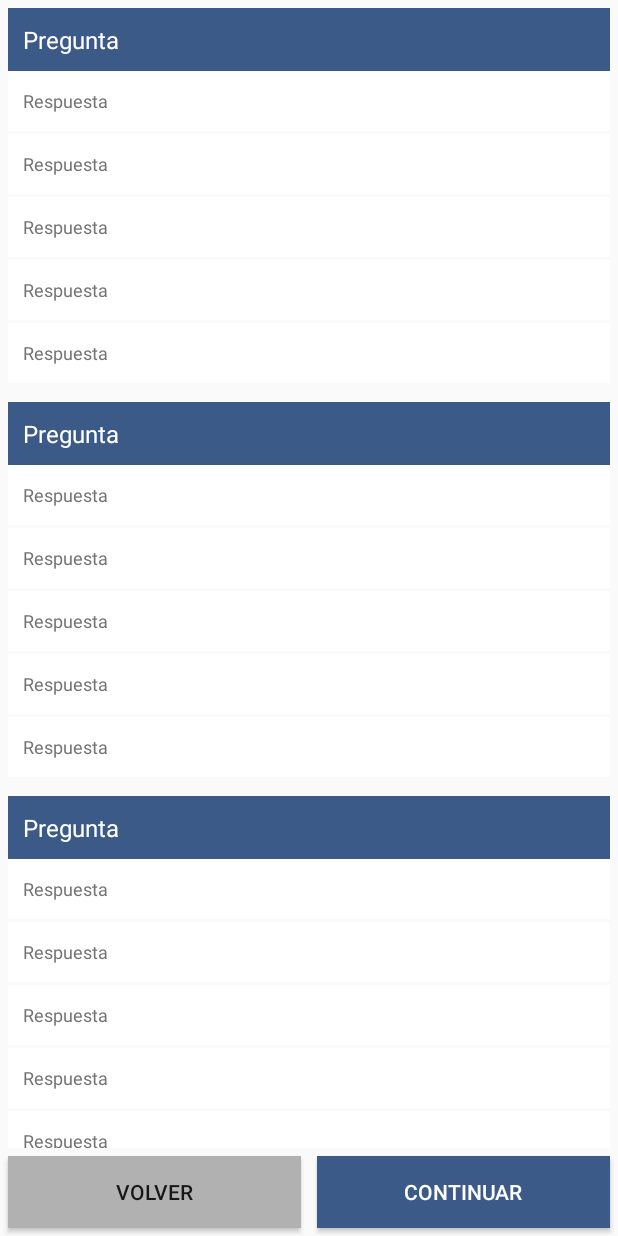
After one commit to MKathe/CapacitateApp, an Android app: the fragment QuestionFragment shown on its own in the app's theme, on a phone screen of 412 x 824 dp. The commit adds this screen. Run offline under Robolectric (Android 15) with nearby library versions, the phone set to English and light mode, and no system bars; our stand-ins replace ButterKnife.

Commit message:
question view

```diff
--- a/app/src/main/AndroidManifest.xml
+++ b/app/src/main/AndroidManifest.xml
@@ -34,6 +34,9 @@
         <activity android:name=".presentation.activities.ChapterActivity"
             android:screenOrientation="portrait"
             android:theme="@style/AppTheme"/>
+        <activity android:name=".presentation.activities.QuestionActivity"
+            android:screenOrientation="portrait"
+            android:theme="@style/AppTheme"/>
     </application>
 
 </manifest>
--- /dev/null
+++ b/app/src/main/java/com/cerezaconsulting/coreproject/presentation/activities/QuestionActivity.java
@@ -0,0 +1,51 @@
+package com.cerezaconsulting.coreproject.presentation.activities;
+
+import android.os.Bundle;
+import android.support.annotation.Nullable;
+import android.support.v7.app.ActionBar;
+import android.support.v7.widget.Toolbar;
+
+import com.cerezaconsulting.coreproject.R;
+import com.cerezaconsulting.coreproject.core.BaseActivity;
+import com.cerezaconsulting.coreproject.presentation.fragments.QuestionFragment;
+import com.cerezaconsulting.coreproject.utils.ActivityUtils;
+
+import butterknife.BindView;
+import butterknife.ButterKnife;
+
+/**
+ * Created by miguel on 16/03/17.
+ */
+
+public class QuestionActivity extends BaseActivity {
+
+    @BindView(R.id.toolbar)
+    Toolbar toolbar;
+
+    @Override
+    protected void onCreate(@Nullable Bundle savedInstanceState) {
+        super.onCreate(savedInstanceState);
+        setContentView(R.layout.activity_back);
+        ButterKnife.bind(this);
+
+        setSupportActionBar(toolbar);
+
+        ActionBar ab = getSupportActionBar();
+        ab.setDisplayHomeAsUpEnabled(true);
+        ab.setDefaultDisplayHomeAsUpEnabled(true);
+        ab.setTitle("");
+
+        QuestionFragment fragment = (QuestionFragment) getSupportFragmentManager().findFragmentById(R.id.body);
+        if(fragment==null){
+            fragment = QuestionFragment.newInstance(new Bundle());
+            ActivityUtils.addFragmentToActivity(getSupportFragmentManager(),fragment,R.id.body);
+        }
+
+    }
+
+    @Override
+    public boolean onSupportNavigateUp() {
+        onBackPressed();
+        return true;
+    }
+}
--- /dev/null
+++ b/app/src/main/java/com/cerezaconsulting/coreproject/presentation/adapters/QuestionAdapter.java
@@ -0,0 +1,84 @@
+package com.cerezaconsulting.coreproject.presentation.adapters;
+
+import android.support.v7.widget.RecyclerView;
+import android.view.LayoutInflater;
+import android.view.View;
+import android.view.ViewGroup;
+import android.widget.ImageView;
+import android.widget.LinearLayout;
+import android.widget.TextView;
+
+import com.cerezaconsulting.coreproject.R;
+
+import java.util.ArrayList;
+
+import butterknife.BindView;
+import butterknife.ButterKnife;
+
+/**
+ * Created by miguel on 16/03/17.
+ */
+
+public class QuestionAdapter extends RecyclerView.Adapter<QuestionAdapter.ViewHolder> {
+
+    private ArrayList<String> list;
+
+    public QuestionAdapter(ArrayList<String> list) {
+        this.list = list;
+    }
+
+    @Override
+    public ViewHolder onCreateViewHolder(ViewGroup parent, int viewType) {
+        View root = LayoutInflater.from(parent.getContext()).inflate(R.layout.item_question, parent, false);
+        return new ViewHolder(root);
+    }
+
+    @Override
+    public void onBindViewHolder(ViewHolder holder, int position) {
+
+    }
+
+    @Override
+    public int getItemCount() {
+        return list.size();
+    }
+
+    static class ViewHolder extends RecyclerView.ViewHolder {
+        @BindView(R.id.tv_question)
+        TextView tvQuestion;
+        @BindView(R.id.tv_answer_1)
+        TextView tvAnswer1;
+        @BindView(R.id.iv_answer_1)
+        ImageView ivAnswer1;
+        @BindView(R.id.ll_answer_1)
+        LinearLayout llAnswer1;
+        @BindView(R.id.tv_answer_2)
+        TextView tvAnswer2;
+        @BindView(R.id.iv_answer_2)
+        ImageView ivAnswer2;
+        @BindView(R.id.ll_answer_2)
+        LinearLayout llAnswer2;
+        @BindView(R.id.tv_answer_3)
+        TextView tvAnswer3;
+        @BindView(R.id.iv_answer_3)
+        ImageView ivAnswer3;
+        @BindView(R.id.ll_answer_3)
+        LinearLayout llAnswer3;
+        @BindView(R.id.tv_answer_4)
+        TextView tvAnswer4;
+        @BindView(R.id.iv_answer_4)
+        ImageView ivAnswer4;
+        @BindView(R.id.ll_answer_4)
+        LinearLayout llAnswer4;
+        @BindView(R.id.tv_answer_5)
+        TextView tvAnswer5;
+        @BindView(R.id.iv_answer_5)
+        ImageView ivAnswer5;
+        @BindView(R.id.ll_answer_5)
+        LinearLayout llAnswer5;
+        ViewHolder(View itemView) {
+            super(itemView);
+            ButterKnife.bind(this,itemView);
+        }
+    }
+}
--- a/app/src/main/java/com/cerezaconsulting/coreproject/presentation/fragments/ChapterFragment.java
+++ b/app/src/main/java/com/cerezaconsulting/coreproject/presentation/fragments/ChapterFragment.java
@@ -19,6 +19,7 @@ import com.cerezaconsulting.coreproject.core.BaseFragment;
 import com.cerezaconsulting.coreproject.core.ScrollChildSwipeRefreshLayout;
 import com.cerezaconsulting.coreproject.data.model.ChapterEntity;
 import com.cerezaconsulting.coreproject.data.model.CourseEntity;
+import com.cerezaconsulting.coreproject.presentation.activities.QuestionActivity;
 import com.cerezaconsulting.coreproject.presentation.adapters.ChapterAdapter;
 import com.cerezaconsulting.coreproject.presentation.contracts.ChapterContract;
 import com.cerezaconsulting.coreproject.presentation.presenters.communicator.CommunicatorChapterItem;
@@ -103,6 +104,7 @@ public class ChapterFragment extends BaseFragment implements ChapterContract.Vie
     public void detailChapter(ChapterEntity chapterEntity) {
         Bundle bundle = new Bundle();
         bundle.putSerializable("chapter",chapterEntity);
+        nextActivity(getActivity(),bundle, QuestionActivity.class,false);
     }
 
     @Override
--- /dev/null
+++ b/app/src/main/java/com/cerezaconsulting/coreproject/presentation/fragments/QuestionFragment.java
@@ -0,0 +1,77 @@
+package com.cerezaconsulting.coreproject.presentation.fragments;
+
+import android.os.Bundle;
+import android.support.annotation.Nullable;
+import android.support.v7.widget.LinearLayoutManager;
+import android.support.v7.widget.RecyclerView;
+import android.view.LayoutInflater;
+import android.view.View;
+import android.view.ViewGroup;
+import android.widget.Button;
+
+import com.cerezaconsulting.coreproject.R;
+import com.cerezaconsulting.coreproject.core.BaseFragment;
+import com.cerezaconsulting.coreproject.presentation.adapters.QuestionAdapter;
+
+import java.util.ArrayList;
+
+import butterknife.BindView;
+import butterknife.ButterKnife;
+import butterknife.OnClick;
+
+/**
+ * Created by miguel on 16/03/17.
+ */
+
+public class QuestionFragment extends BaseFragment {
+
+
+    @BindView(R.id.rv_questions)
+    RecyclerView rvQuestions;
+    @BindView(R.id.btn_back)
+    Button btnBack;
+    @BindView(R.id.btn_next)
+    Button btnNext;
+    private LinearLayoutManager layoutManager;
+    private QuestionAdapter adapter;
+
+    public static QuestionFragment newInstance(Bundle bundle) {
+        QuestionFragment fragment = new QuestionFragment();
+        fragment.setArguments(bundle);
+        return fragment;
+    }
+
+    @Nullable
+    @Override
+    public View onCreateView(LayoutInflater inflater, @Nullable ViewGroup container, @Nullable Bundle savedInstanceState) {
+        View root = inflater.inflate(R.layout.fragment_questions, container, false);
+        ButterKnife.bind(this, root);
+        return root;
+    }
+
+    @Override
+    public void onViewCreated(View view, @Nullable Bundle savedInstanceState) {
+        super.onViewCreated(view, savedInstanceState);
+        layoutManager= new LinearLayoutManager(getContext());
+        layoutManager.setOrientation(LinearLayoutManager.VERTICAL);
+        rvQuestions.setLayoutManager(layoutManager);
+        ArrayList<String> list = new ArrayList<>();
+        list.add("");
+        list.add("");
+        list.add("");
+        list.add("");
+        list.add("");
+        adapter = new QuestionAdapter(list);
+        rvQuestions.setAdapter(adapter);
+    }
+
+    @OnClick({R.id.btn_back, R.id.btn_next})
+    public void onClick(View view) {
+        switch (view.getId()) {
+            case R.id.btn_back:
+                break;
+            case R.id.btn_next:
+                break;
+        }
+    }
+}
--- /dev/null
+++ b/app/src/main/res/layout/fragment_questions.xml
@@ -0,0 +1,32 @@
+<?xml version="1.0" encoding="utf-8"?>
+<LinearLayout xmlns:android="http://schemas.android.com/apk/res/android"
+    android:orientation="vertical" android:layout_width="match_parent"
+    android:layout_height="match_parent">
+    <android.support.v7.widget.RecyclerView
+        android:layout_width="match_parent"
+        android:layout_height="0dp"
+        android:layout_weight="1"
+        android:id="@+id/rv_questions"/>
+    <LinearLayout
+        android:layout_width="match_parent"
+        android:layout_height="wrap_content"
+        android:orientation="horizontal">
+        <Button
+            android:layout_width="0dp"
+            android:layout_height="wrap_content"
+            android:layout_weight="1"
+            android:layout_margin="5dp"
+            android:id="@+id/btn_back"
+            android:background="@color/gray"
+            android:text="Volver" />
+        <Button
+            android:layout_width="0dp"
+            android:layout_height="wrap_content"
+            android:layout_weight="1"
+            android:layout_margin="5dp"
+            android:background="@color/blue_facebook"
+            android:id="@+id/btn_next"
+            android:textColor="@color/white"
+            android:text="Continuar"/>
+    </LinearLayout>
+</LinearLayout>
--- /dev/null
+++ b/app/src/main/res/layout/item_question.xml
@@ -0,0 +1,137 @@
+<?xml version="1.0" encoding="utf-8"?>
+<LinearLayout xmlns:android="http://schemas.android.com/apk/res/android"
+    android:orientation="vertical" android:layout_width="match_parent"
+    android:layout_height="wrap_content">
+    <LinearLayout
+        android:layout_width="match_parent"
+        android:layout_height="wrap_content"
+        android:orientation="vertical"
+        android:layout_marginRight="15dp"
+        android:layout_marginLeft="15dp"
+        android:layout_margin="5dp">
+        <TextView
+            android:layout_width="match_parent"
+            android:layout_height="wrap_content"
+            android:padding="10dp"
+            android:textColor="@color/white"
+            android:text="Pregunta"
+            android:id="@+id/tv_question"
+            android:textSize="@dimen/large_text"
+            android:background="@color/blue_facebook"/>
+        <LinearLayout
+            android:layout_width="match_parent"
+            android:layout_height="wrap_content"
+            android:padding="10dp"
+            android:id="@+id/ll_answer_1"
+            android:gravity="center_vertical"
+            android:layout_marginBottom="2dp"
+            android:orientation="horizontal"
+            android:background="@color/white">
+            <TextView
+                android:layout_width="0dp"
+                android:layout_weight="1"
+                android:id="@+id/tv_answer_1"
+                android:paddingRight="5dp"
+                android:layout_height="wrap_content"
+                android:textSize="@dimen/small_text"
+                android:textColor="@color/black_select"
+                android:text="Respuesta"/>
+            <ImageView
+                android:layout_width="20dp"
+                android:layout_height="20dp"
+                android:id="@+id/iv_answer_1"/>
+        </LinearLayout>
+        <LinearLayout
+            android:layout_width="match_parent"
+            android:layout_height="wrap_content"
+            android:padding="10dp"
+            android:id="@+id/ll_answer_2"
+            android:gravity="center_vertical"
+            android:layout_marginBottom="2dp"
+            android:orientation="horizontal"
+            android:background="@color/white">
+            <TextView
+                android:layout_width="0dp"
+                android:layout_weight="1"
+                android:id="@+id/tv_answer_2"
+                android:layout_height="wrap_content"
+                android:textSize="@dimen/small_text"
+                android:paddingRight="5dp"
+                android:textColor="@color/black_select"
+                android:text="Respuesta"/>
+            <ImageView
+                android:layout_width="20dp"
+                android:layout_height="20dp"
+                android:id="@+id/iv_answer_2"/>
+        </LinearLayout>
+        <LinearLayout
+            android:layout_width="match_parent"
+            android:layout_height="wrap_content"
+            android:padding="10dp"
+            android:id="@+id/ll_answer_3"
+            android:gravity="center_vertical"
+            android:layout_marginBottom="2dp"
+            android:orientation="horizontal"
+            android:background="@color/white">
+            <TextView
+                android:layout_width="0dp"
+                android:layout_weight="1"
+                android:id="@+id/tv_answer_3"
+                android:paddingRight="5dp"
+                android:layout_height="wrap_content"
+                android:textSize="@dimen/small_text"
+                android:textColor="@color/black_select"
+                android:text="Respuesta"/>
+            <ImageView
+                android:layout_width="20dp"
+                android:layout_height="20dp"
+                android:id="@+id/iv_answer_3"/>
+        </LinearLayout>
+        <LinearLayout
+            android:layout_width="match_parent"
+            android:layout_height="wrap_content"
+            android:padding="10dp"
+            android:id="@+id/ll_answer_4"
+            android:gravity="center_vertical"
+            android:layout_marginBottom="2dp"
+            android:orientation="horizontal"
+            android:background="@color/white">
+            <TextView
+                android:layout_width="0dp"
+                android:layout_weight="1"
+                android:id="@+id/tv_answer_4"
+                android:paddingRight="5dp"
+                android:layout_height="wrap_content"
+                android:textSize="@dimen/small_text"
+                android:textColor="@color/black_select"
+                android:text="Respuesta"/>
+            <ImageView
+                android:layout_width="20dp"
+                android:layout_height="20dp"
+                android:id="@+id/iv_answer_4"/>
+        </LinearLayout>
+        <LinearLayout
+            android:layout_width="match_parent"
+            android:layout_height="wrap_content"
+            android:padding="10dp"
+            android:id="@+id/ll_answer_5"
+            android:gravity="center_vertical"
+            android:layout_marginBottom="2dp"
+            android:orientation="horizontal"
+            android:background="@color/white">
+            <TextView
+                android:layout_width="0dp"
+                android:layout_weight="1"
+                android:id="@+id/tv_answer_5"
+                android:layout_height="wrap_content"
+                android:paddingRight="5dp"
+                android:textSize="@dimen/small_text"
+                android:textColor="@color/black_select"
+                android:text="Respuesta"/>
+            <ImageView
+                android:layout_width="20dp"
+                android:layout_height="20dp"
+                android:id="@+id/iv_answer_5"/>
+        </LinearLayout>
+    </LinearLayout>
+</LinearLayout>
```
